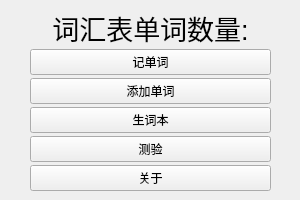
clear-sea/MemoriseWords, file main.ui: the form before one commit.
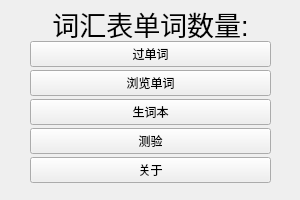
The form after the commit. Icons and pictures are not drawn.

What changed in the file:
```diff
--- a/main.ui
+++ b/main.ui
@@ -19,10 +19,10 @@
      <x>0</x>
      <y>0</y>
      <width>301</width>
-     <height>201</height>
+     <height>203</height>
     </rect>
    </property>
-   <layout class="QVBoxLayout" name="verticalLayout" stretch="3,3,3,3,3,3">
+   <layout class="QVBoxLayout" name="verticalLayout" stretch="3,0,3,3,3,3">
     <property name="spacing">
      <number>3</number>
     </property>
@@ -36,7 +36,7 @@
      <number>30</number>
     </property>
     <property name="bottomMargin">
-     <number>10</number>
+     <number>20</number>
     </property>
     <item>
      <widget class="QLabel" name="label">
@@ -56,14 +56,22 @@
     <item>
      <widget class="QPushButton" name="pushButton_5">
       <property name="text">
-       <string>记单词</string>
+       <string>过单词</string>
+      </property>
+      <property name="icon">
+       <iconset resource="resource.qrc">
+        <normaloff>:/images/images/memorize.png</normaloff>:/images/images/memorize.png</iconset>
       </property>
      </widget>
     </item>
     <item>
      <widget class="QPushButton" name="pushButton_4">
       <property name="text">
-       <string>添加单词</string>
+       <string>浏览单词</string>
+      </property>
+      <property name="icon">
+       <iconset resource="resource.qrc">
+        <normaloff>:/images/images/browse.png</normaloff>:/images/images/browse.png</iconset>
       </property>
      </widget>
     </item>
```
Left out of the diff: 20 changed lines with no effect on the pictures.
